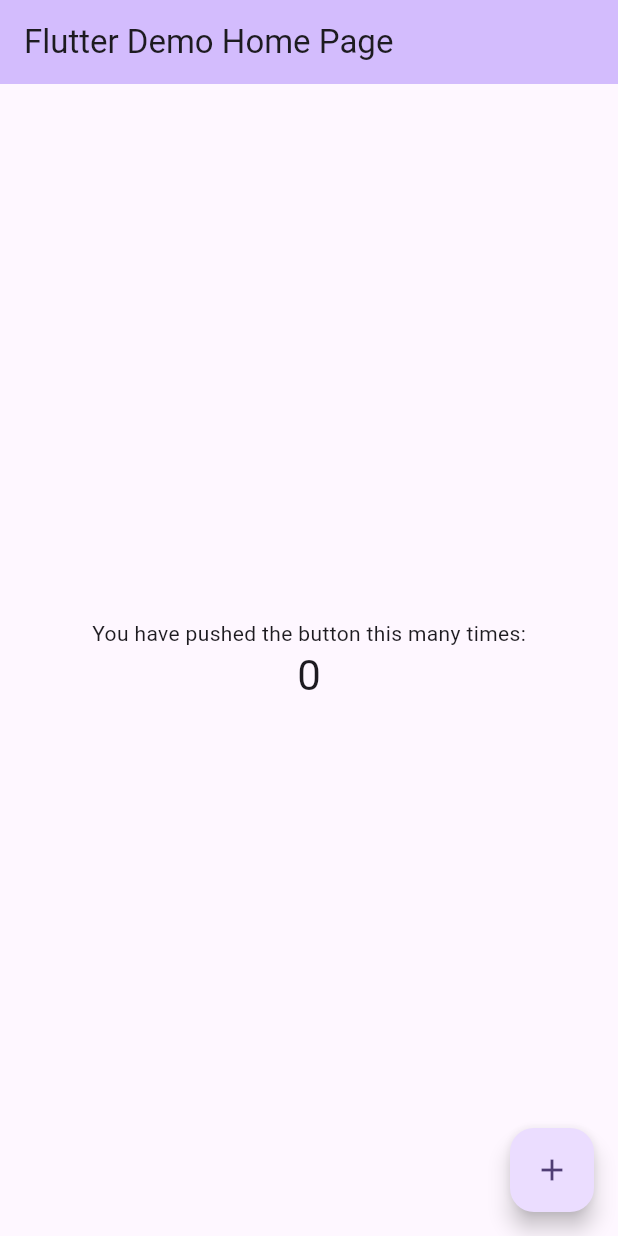
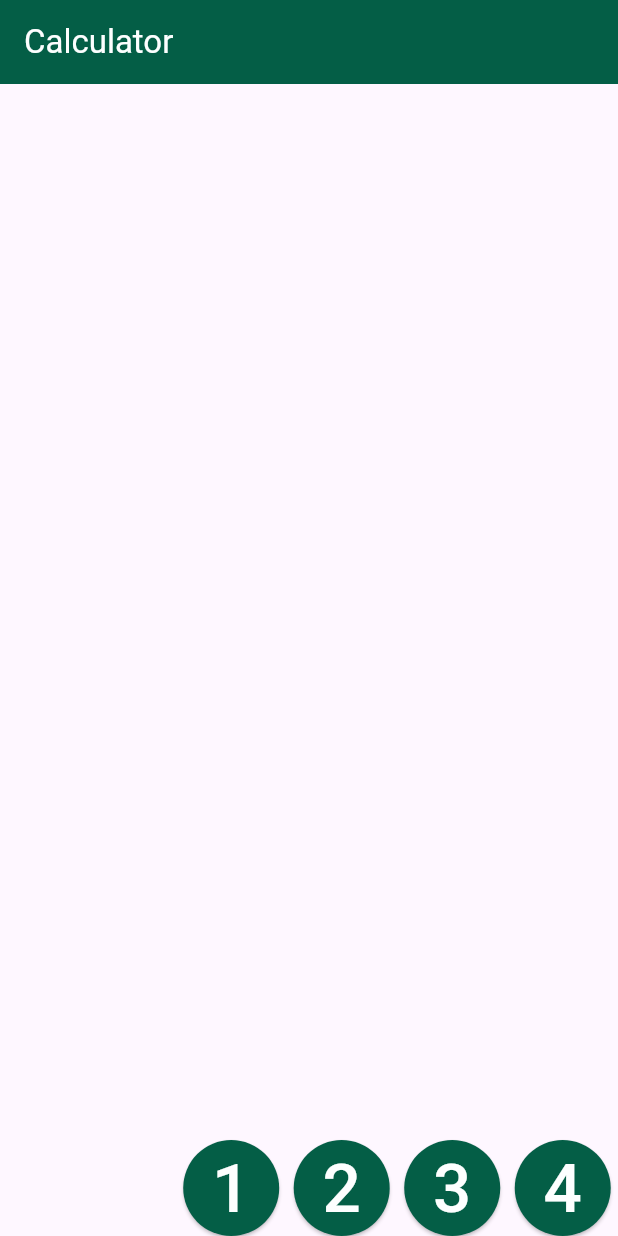
Before and after one commit to AdityaDwiputraSubroto/calculator, a Flutter app: the screen it shows after launch, on a phone screen of 412 x 824 dp. Run offline on Flutter 3.47's test engine with Material 3 defaults, Android fonts, the phone set to English and light mode, and no system bars.

Commit message:
git commit -m "Refactor project structure: - Moved calculator screen to 'screens' directory - Renamed 'ganjil_genap_screen.dart' to 'screens/ganjil_genap_screen.dart'"

```diff
--- a/lib/main.dart
+++ b/lib/main.dart
@@ -1,3 +1,4 @@
+import 'package:calculator/views/screens/calculator_screen.dart';
 import 'package:flutter/material.dart';
 
 void main() {
@@ -11,6 +12,7 @@
   @override
   Widget build(BuildContext context) {
     return MaterialApp(
+      debugShowCheckedModeBanner: false,
       title: 'Flutter Demo',
       theme: ThemeData(
         // This is the theme of your application.
@@ -31,95 +33,7 @@
         colorScheme: ColorScheme.fromSeed(seedColor: Colors.deepPurple),
         useMaterial3: true,
       ),
-      home: const MyHomePage(title: 'Flutter Demo Home Page'),
+      home: const CalculatorScreen(),
     );
   }
 }
-
-class MyHomePage extends StatefulWidget {
-  const MyHomePage({super.key, required this.title});
-
-  // This widget is the home page of your application. It is stateful, meaning
-  // that it has a State object (defined below) that contains fields that affect
-  // how it looks.
-
-  // This class is the configuration for the state. It holds the values (in this
-  // case the title) provided by the parent (in this case the App widget) and
-  // used by the build method of the State. Fields in a Widget subclass are
-  // always marked "final".
-
-  final String title;
-
-  @override
-  State<MyHomePage> createState() => _MyHomePageState();
-}
-
-class _MyHomePageState extends State<MyHomePage> {
-  int _counter = 0;
-
-  void _incrementCounter() {
-    setState(() {
-      // This call to setState tells the Flutter framework that something has
-      // changed in this State, which causes it to rerun the build method below
-      // so that the display can reflect the updated values. If we changed
-      // _counter without calling setState(), then the build method would not be
-      // called again, and so nothing would appear to happen.
-      _counter++;
-    });
-  }
-
-  @override
-  Widget build(BuildContext context) {
-    // This method is rerun every time setState is called, for instance as done
-    // by the _incrementCounter method above.
-    //
-    // The Flutter framework has been optimized to make rerunning build methods
-    // fast, so that you can just rebuild anything that needs updating rather
-    // than having to individually change instances of widgets.
-    return Scaffold(
-      appBar: AppBar(
-        // TRY THIS: Try changing the color here to a specific color (to
-        // Colors.amber, perhaps?) and trigger a hot reload to see the AppBar
-        // change color while the other colors stay the same.
-        backgroundColor: Theme.of(context).colorScheme.inversePrimary,
-        // Here we take the value from the MyHomePage object that was created by
-        // the App.build method, and use it to set our appbar title.
-        title: Text(widget.title),
-      ),
-      body: Center(
-        // Center is a layout widget. It takes a single child and positions it
-        // in the middle of the parent.
-        child: Column(
-          // Column is also a layout widget. It takes a list of children and
-          // arranges them vertically. By default, it sizes itself to fit its
-          // children horizontally, and tries to be as tall as its parent.
-          //
-          // Column has various properties to control how it sizes itself and
-          // how it positions its children. Here we use mainAxisAlignment to
-          // center the children vertically; the main axis here is the vertical
-          // axis because Columns are vertical (the cross axis would be
-          // horizontal).
-          //
-          // TRY THIS: Invoke "debug painting" (choose the "Toggle Debug Paint"
-          // action in the IDE, or press "p" in the console), to see the
-          // wireframe for each widget.
-          mainAxisAlignment: MainAxisAlignment.center,
-          children: <Widget>[
-            const Text(
-              'You have pushed the button this many times:',
-            ),
-            Text(
-              '$_counter',
-              style: Theme.of(context).textTheme.headlineMedium,
-            ),
-          ],
-        ),
-      ),
-      floatingActionButton: FloatingActionButton(
-        onPressed: _incrementCounter,
-        tooltip: 'Increment',
-        child: const Icon(Icons.add),
-      ), // This trailing comma makes auto-formatting nicer for build methods.
-    );
-  }
-}
--- /dev/null
+++ b/lib/views/screens/calculator_screen.dart
@@ -0,0 +1,40 @@
+import 'package:calculator/utils/colors.dart';
+import 'package:calculator/views/widgets/button_calc_widget.dart';
+import 'package:flutter/material.dart';
+
+class CalculatorScreen extends StatefulWidget {
+  const CalculatorScreen({super.key});
+
+  @override
+  State<CalculatorScreen> createState() => _CalculatorScreenState();
+}
+
+class _CalculatorScreenState extends State<CalculatorScreen> {
+  @override
+  Widget build(BuildContext context) {
+    return Scaffold(
+        appBar: AppBar(
+          title: Text(
+            'Calculator',
+            style: TextStyle(color: ColorsCalc.hexToColor(ColorsCalc.white)),
+          ),
+          backgroundColor: ColorsCalc.hexToColor(ColorsCalc.green),
+        ),
+        body: Column(
+          mainAxisAlignment: MainAxisAlignment.end,
+          children: [
+            Container(
+              child: Row(
+                mainAxisAlignment: MainAxisAlignment.end,
+                children: [
+                  ButtonCalc(buttonText: '1'),
+                  ButtonCalc(buttonText: '2'),
+                  ButtonCalc(buttonText: '3'),
+                  ButtonCalc(buttonText: '4'),
+                ],
+              ),
+            )
+          ],
+        ));
+  }
+}
```
Also changed, not shown: lib/views/ganjil_genap_screen.dart (deleted), lib/views/screens/ganjil_genap_screen.dart (added).
